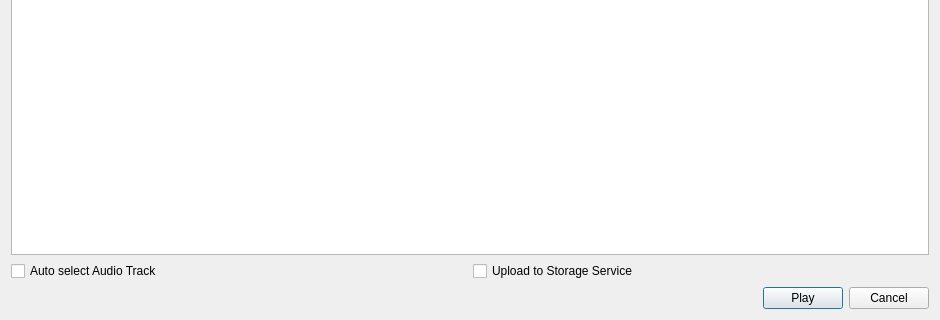
Old version of the form src/desktop/ui/playdialog.ui in the repository missdeer/imchenwen; both pictures show x 0 to 940 and y 309 to 629 of the 940 by 629 pixel window.
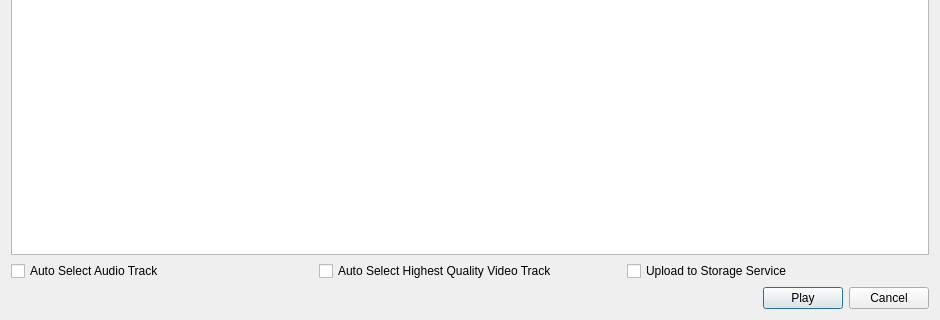
New version of the form.

Commit message: (*)auto select the highest quality video track

The edit to the form file:
```diff
--- a/src/desktop/ui/playdialog.ui
+++ b/src/desktop/ui/playdialog.ui
@@ -93,7 +93,14 @@
      <item>
       <widget class="QCheckBox" name="cbAutoSelectAudioTrack">
        <property name="text">
-        <string>Auto select Audio Track</string>
+        <string>Auto Select Audio Track</string>
+       </property>
+      </widget>
+     </item>
+     <item>
+      <widget class="QCheckBox" name="cbAutoSelectHighestQualityVideoTrack">
+       <property name="text">
+        <string>Auto Select Highest Quality Video Track</string>
        </property>
       </widget>
      </item>
```
The commit also changes 5 other files.
